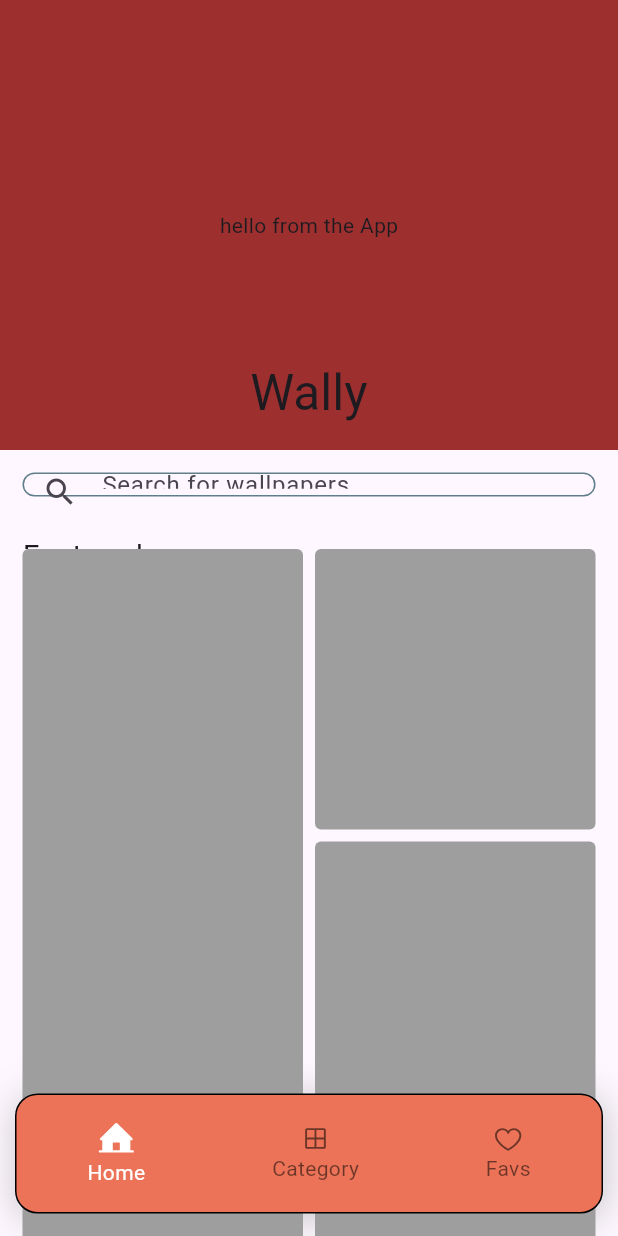
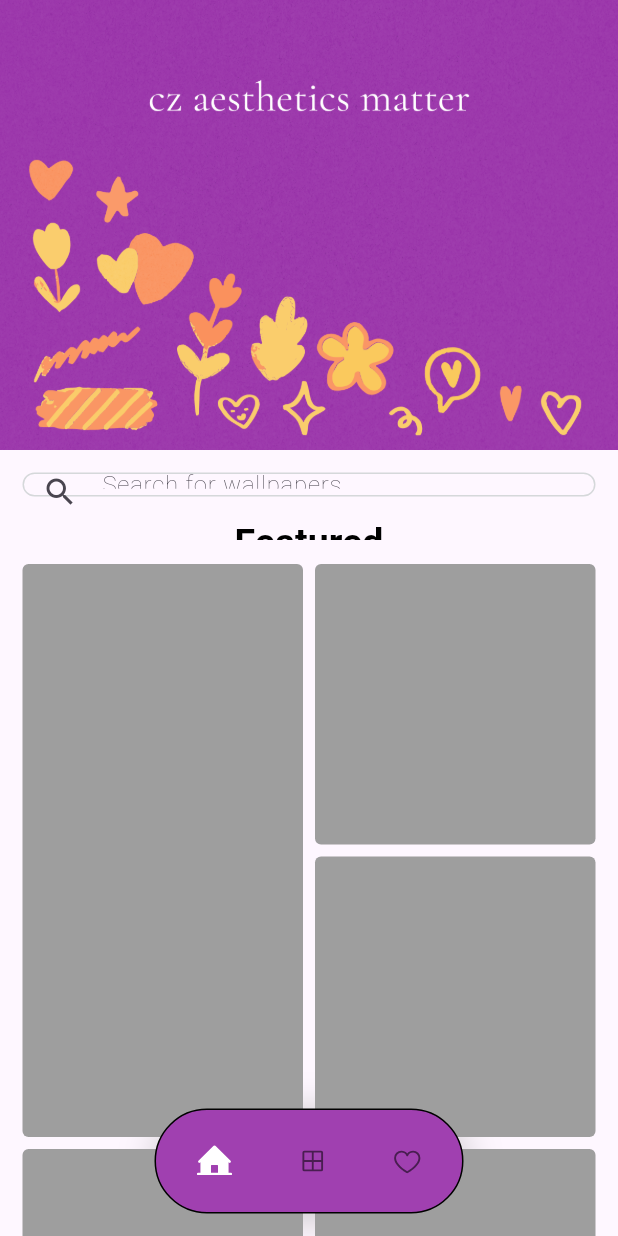
Before and after one commit to petiteKatze/wally, a Flutter app: the screen it shows after launch, on a phone screen of 412 x 824 dp. Run offline on Flutter 3.47's test engine with Material 2 defaults, Android fonts, the phone set to English and light mode, and no system bars; our stand-ins replace flutter_svg, phosphor_flutter; missing offline and left inert: flutter_vibrate.

Commit message:
Added basic designing and final style for home,alm

```diff
--- a/lib/Screens/Home/featured.dart
+++ b/lib/Screens/Home/featured.dart
@@ -8,23 +8,19 @@ class Featured extends StatelessWidget {
   Widget build(BuildContext context) {
     return CustomScrollView(
       slivers: [
-        SliverAppBar.large(
-          floating: true,
-          snap: true,
+        SliverAppBar(
+          stretch: true,
           elevation: 0,
-          pinned: true,
+          pinned: false,
           centerTitle: true,
           expandedHeight: 300,
           flexibleSpace: FlexibleSpaceBar(
-            title: const Text("Wally"),
-            centerTitle: true,
-            background: Container(
-              color: const Color.fromARGB(255, 158, 47, 47),
-              child: const Center(
-                child: Text("hello from the App"),
-              ),
-            ),
-          ),
+              centerTitle: true,
+              background: Image.asset(
+                "lib/assets/backgrounds/home.png",
+                fit: BoxFit.cover,
+                alignment: Alignment.bottomCenter,
+              )),
         ),
         SliverAppBar(
             elevation: 0,
@@ -37,12 +33,14 @@ class Featured extends StatelessWidget {
                 decoration: BoxDecoration(
                     // color: Colors.white54,
                     borderRadius: BorderRadius.circular(8),
-                    border: Border.all(color: Colors.blueGrey)),
+                    border:
+                        Border.all(color: Color.fromARGB(255, 213, 216, 218))),
                 child: const TextField(
                   autocorrect: true,
                   autofillHints: ["Pastel", "Gradients", "Quotes"],
                   decoration: InputDecoration(
                       hintText: "Search for wallpapers",
+                      hintStyle: TextStyle(fontWeight: FontWeight.w200),
                       prefixIcon: Icon(Icons.search),
                       border: InputBorder.none),
                 ),
@@ -50,13 +48,15 @@ class Featured extends StatelessWidget {
             )),
         const SliverAppBar(
           pinned: true,
-          toolbarHeight: 20,
-          flexibleSpace: Padding(
-            padding: EdgeInsets.only(left: 15, right: 15, top: 10),
-            child: Text(
-              "Featured",
-              style: TextStyle(fontSize: 20),
-            ),
+          toolbarHeight: 30,
+          flexibleSpace: FlexibleSpaceBar(
+            centerTitle: true,
+            collapseMode: CollapseMode.parallax,
+            title: Text("Featured",
+                style: TextStyle(
+                    fontSize: 25,
+                    fontWeight: FontWeight.w700,
+                    color: Colors.black)),
           ),
         ),
         SliverPadding(
@@ -80,7 +80,7 @@ class Featured extends StatelessWidget {
                   QuiltedGridTile(1, 1),
                 ],
               )),
-          padding: const EdgeInsets.symmetric(horizontal: 15),
+          padding: const EdgeInsets.only(left: 15, right: 15, bottom: 100),
         )
       ],
     );
--- a/lib/widgets/nav.dart
+++ b/lib/widgets/nav.dart
@@ -19,8 +19,9 @@ class NavState extends State<Nav> {
   @override
   Widget build(BuildContext context) {
     return Container(
-      padding: const EdgeInsets.all(5),
-      margin: const EdgeInsets.symmetric(horizontal: 10, vertical: 15),
+      padding: const EdgeInsets.symmetric(horizontal: 5),
+      margin: EdgeInsets.symmetric(
+          horizontal: MediaQuery.of(context).size.width * 0.25, vertical: 15),
       decoration: BoxDecoration(
         boxShadow: [
           BoxShadow(
@@ -31,8 +32,8 @@ class NavState extends State<Nav> {
           ),
         ],
         border: Border.all(color: Colors.black),
-        color: const Color(0xFFEC7357),
-        borderRadius: BorderRadius.circular(15),
+        color: const Color(0xFFA040B0),
+        borderRadius: BorderRadius.circular(50),
       ),
       child: Row(
         mainAxisAlignment: MainAxisAlignment.spaceAround,
@@ -43,27 +44,13 @@ class NavState extends State<Nav> {
               onTap: () {
                 widget.onIndexChanged(0); // Call the callback function
               },
-              child: Column(
-                mainAxisAlignment: MainAxisAlignment.center,
-                children: [
-                  PhosphorIcon(
+              child: PhosphorIcon(
                 widget.activeIndex == 0
                     ? PhosphorIcons.fill.houseLine
                     : PhosphorIcons.regular.houseLine,
                 size: widget.activeIndex == 0 ? 25 : 20,
-                    color:
-                        widget.activeIndex == 0 ? Colors.white : Colors.black54,
+                color: widget.activeIndex == 0 ? Colors.white : Colors.black54,
                 semanticLabel: 'Home',
-                  ),
-                  Text(
-                    "Home",
-                    style: TextStyle(
-                      color: widget.activeIndex == 0
-                          ? Colors.white
-                          : Colors.black54,
-                    ),
-                  )
-                ],
               ),
             ),
           ),
@@ -73,27 +60,13 @@ class NavState extends State<Nav> {
               onTap: () {
                 widget.onIndexChanged(1); // Call the callback function
               },
-              child: Column(
-                mainAxisAlignment: MainAxisAlignment.center,
-                children: [
-                  PhosphorIcon(
+              child: PhosphorIcon(
                 widget.activeIndex == 1
                     ? PhosphorIcons.fill.gridFour
                     : PhosphorIcons.regular.gridFour,
                 size: widget.activeIndex == 1 ? 25 : 20,
-                    color:
-                        widget.activeIndex == 1 ? Colors.white : Colors.black54,
+                color: widget.activeIndex == 1 ? Colors.white : Colors.black54,
                 semanticLabel: 'Category',
-                  ),
-                  Text(
-                    "Category",
-                    style: TextStyle(
-                      color: widget.activeIndex == 1
-                          ? Colors.white
-                          : Colors.black54,
-                    ),
-                  )
-                ],
               ),
             ),
           ),
@@ -103,27 +76,13 @@ class NavState extends State<Nav> {
               onTap: () {
                 widget.onIndexChanged(2); // Call the callback function
               },
-              child: Column(
-                mainAxisAlignment: MainAxisAlignment.center,
-                children: [
-                  PhosphorIcon(
+              child: PhosphorIcon(
                 widget.activeIndex == 2
                     ? PhosphorIcons.fill.heart
                     : PhosphorIcons.regular.heart,
                 size: widget.activeIndex == 2 ? 25 : 20,
-                    color:
-                        widget.activeIndex == 2 ? Colors.white : Colors.black54,
+                color: widget.activeIndex == 2 ? Colors.white : Colors.black54,
                 semanticLabel: 'Favorites',
-                  ),
-                  Text(
-                    "Favs",
-                    style: TextStyle(
-                      color: widget.activeIndex == 2
-                          ? Colors.white
-                          : Colors.black54,
-                    ),
-                  )
-                ],
               ),
             ),
           ),
```
Also changed, not shown: lib/assets/backgrounds/home.png (added). Lines whose indentation alone changed are shown as unchanged.
